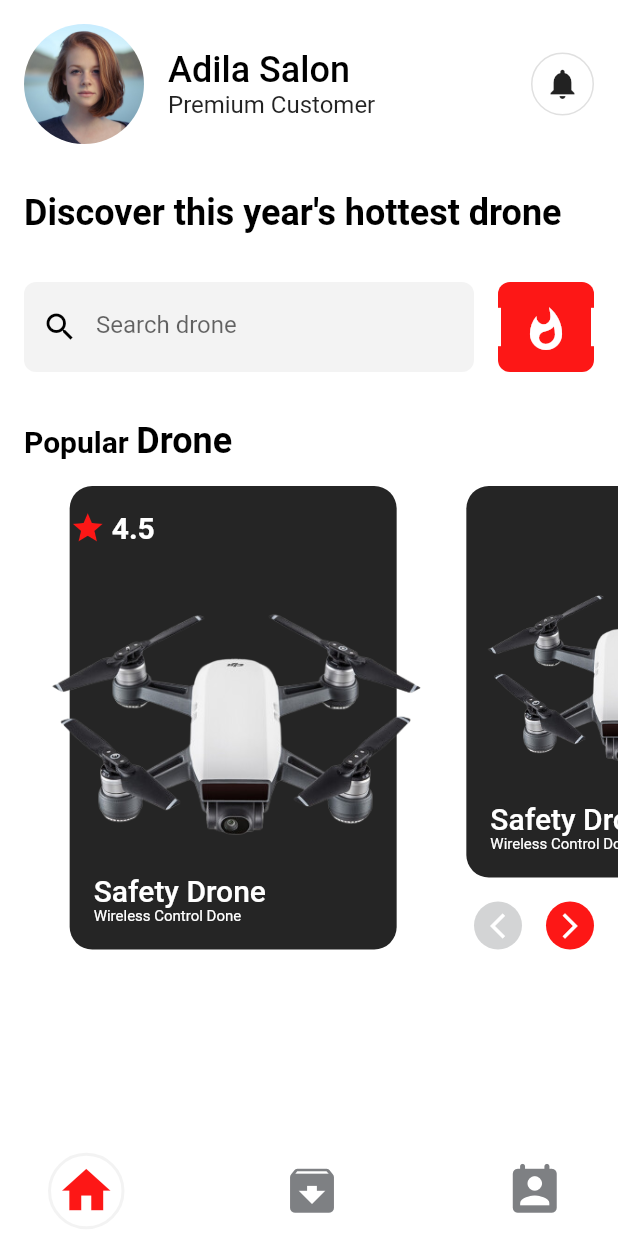
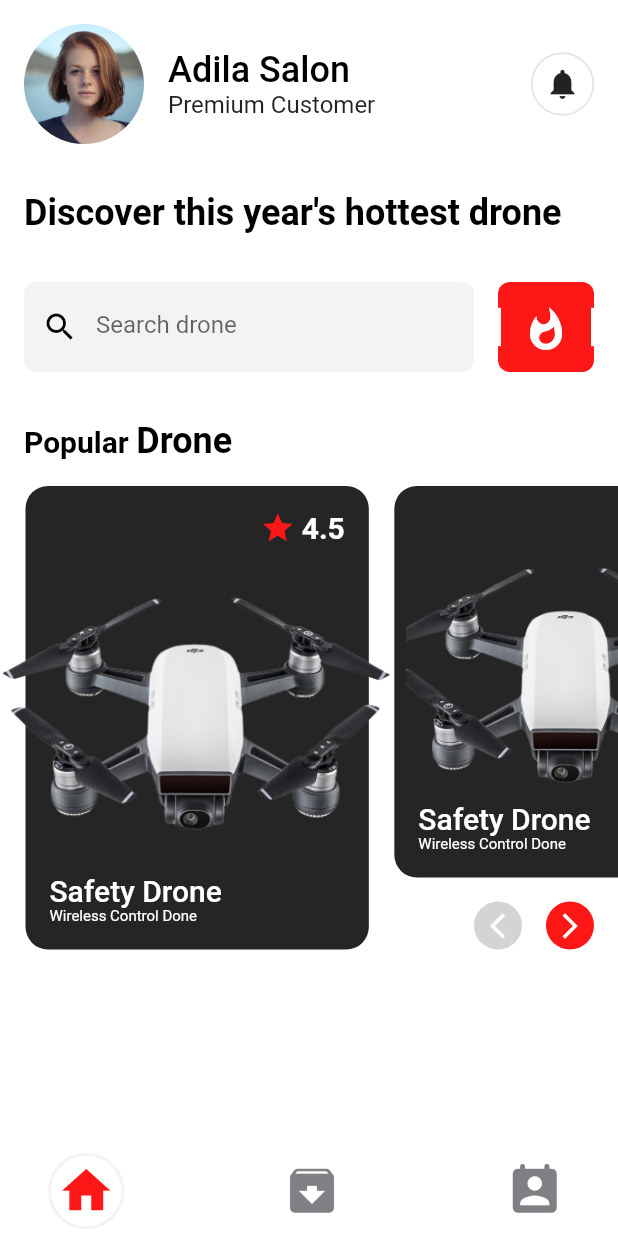
Before and after one commit to HerculesGit/drone_app_challenge, a Flutter app: the screen it shows after launch, after a tap on "Getting Started", on a phone screen of 412 x 824 dp. Run offline on Flutter 3.47's test engine with Material 2 defaults, Android fonts, the phone set to English and light mode, and no system bars; our stand-ins replace get.

Commit message:
create widgets to home_screen and animate the popular drones

```diff
--- a/lib/main.dart
+++ b/lib/main.dart
@@ -1,7 +1,6 @@
-import 'package:drone_app_challenge/screens/drone_details/drone_details_screen.dart';
 import 'package:drone_app_challenge/screens/drone_feature/drone_feature_screen.dart';
-import 'package:drone_app_challenge/screens/home/home_screen.dart';
 import 'package:flutter/material.dart';
+import 'package:get/get.dart';
 
 void main() {
   runApp(const MyApp());
@@ -12,7 +11,7 @@ class MyApp extends StatelessWidget {
 
   @override
   Widget build(BuildContext context) {
-    return MaterialApp(
+    return GetMaterialApp(
       debugShowCheckedModeBanner: false,
       title: 'Flutter Demo',
       theme: ThemeData(
--- a/lib/screens/drone_feature/drone_feature_screen.dart
+++ b/lib/screens/drone_feature/drone_feature_screen.dart
@@ -57,7 +57,7 @@ class DroneFeatureScreen extends StatelessWidget {
           PrimaryButton(
               text: 'Getting Started',
               onPressed: () {
-                NavRouter.toOffAll(context, page: const HomeScreen());
+                NavRouter.toOffAll(context, page: HomeScreen());
               }),
           const SizedBox(height: kDefaultMargin),
         ],
--- a/lib/screens/home/home_screen.dart
+++ b/lib/screens/home/home_screen.dart
@@ -1,14 +1,57 @@
 import 'package:drone_app_challenge/core/paths.dart';
-import 'package:drone_app_challenge/core/router/nav_router.dart';
 import 'package:drone_app_challenge/core/styles.dart';
 import 'package:drone_app_challenge/screens/base_scroll_screen.dart';
-import 'package:drone_app_challenge/screens/drone_details/drone_details_screen.dart';
+import 'package:drone_app_challenge/screens/home/widgets/popular_drone_widget.dart';
+import 'package:drone_app_challenge/screens/home/widgets/search_field_widget.dart';
 import 'package:flutter/material.dart';
+import 'package:flutter/rendering.dart';
+import 'package:get/get.dart';
 
 import '../../core/models/drone.model.dart';
+import 'widgets/arrows_widget.dart';
+
+class HomeController extends GetxController {
+  final scrollController = ScrollController();
+
+  /// width of the drone at ListView.builder position
+  double pieceWidth = 100.0;
+  var currentIndex = 0.obs;
+
+  void setCurrentIndex(int index) {
+    currentIndex.value = index;
+  }
+
+  void setPieceWidth(double containerWidth) {
+    pieceWidth = containerWidth;
+  }
+
+  @override
+  void onInit() {
+    scrollController.addListener(() {
+      final metrics = scrollController.offset;
+      final result = metrics ~/ pieceWidth;
+
+      final scrollingToRight = scrollController.position.userScrollDirection ==
+          ScrollDirection.reverse;
+
+      if (scrollingToRight && result > currentIndex.value ||
+          !scrollingToRight && result < currentIndex.value) {
+        setCurrentIndex(result);
+      }
+    });
+    super.onInit();
+  }
+
+  @override
+  void dispose() {
+    scrollController.dispose();
+    super.dispose();
+  }
+}
 
 class HomeScreen extends StatelessWidget {
-  const HomeScreen({Key? key}) : super(key: key);
+  HomeScreen({Key? key}) : super(key: key);
+  final HomeController controller = Get.put(HomeController());
 
   @override
   Widget build(BuildContext context) {
@@ -36,9 +79,9 @@ class HomeScreen extends StatelessWidget {
               style: kTitleTextStyle),
         ),
         const SizedBox(height: kLargeMargin),
-        Padding(
-          padding: const EdgeInsets.symmetric(horizontal: kDefaultMargin),
-          child: _buildSearchField(),
+        const Padding(
+          padding: EdgeInsets.symmetric(horizontal: kDefaultMargin),
+          child: SearchFieldWidget(),
         ),
         const SizedBox(height: kLargeMargin),
         Padding(
@@ -72,21 +115,37 @@ class HomeScreen extends StatelessWidget {
       ),
       child: LayoutBuilder(
         builder: (context, constraints) {
+          // int index = -1;
           return Stack(
             fit: StackFit.expand,
             children: [
               ListView.builder(
+                controller: controller.scrollController,
                 itemCount: droneModelsMock.length,
                 scrollDirection: Axis.horizontal,
                 shrinkWrap: true,
                 itemBuilder: (_, index) =>
                     _buildDrone(context, droneModelsMock[index], index),
               ),
-              Positioned(
+
+              // SingleChildScrollView(
+              //   controller: controller.scrollController,
+              //   // itemCount: droneModelsMock.length,
+              //   scrollDirection: Axis.horizontal,
+              //   // shrinkWrap: true,
+              //   // itemBuilder: (_, index) =>
+              //   //     _buildDrone(context, droneModelsMock[index], index),
+              //   child: Row(
+              //     children: droneModelsMock.map((e) {
+              //       index++;
+              //       return _buildDrone(context, droneModelsMock[index], index);
+              //     }).toList(),
+              //   ),
+              // ),
+              const Positioned(
                 bottom: 0,
                 right: kDefaultMargin,
-                child: _buildLeftRightArrow(context,
-                    turnOnLeftArrow: false, turnOnRightArrow: true),
+                child: ArrowsWidget(turnOnRight: true),
               ),
             ],
           );
@@ -96,99 +155,18 @@ class HomeScreen extends StatelessWidget {
   }
 
   Widget _buildDrone(BuildContext context, DroneModel drone, int index) {
-    final isFirstDrone = index == 0;
-    final containerWidth = MediaQuery.of(context).size.width / 1.8;
-    double marginLeft = isFirstDrone ? kDefaultMargin : 0;
+    return Obx(() {
+      final isFirstDroneAtList = controller.currentIndex.value == index;
+      final popularDroneWidth = MediaQuery.of(context).size.width / 1.8;
 
-    return Container(
-      width: isFirstDrone ? null : containerWidth,
-      margin: EdgeInsets.only(
-        left: marginLeft,
-      ),
-      padding: EdgeInsets.only(
-        bottom: isFirstDrone ? 0 : kDefaultMargin * 3,
-        right: kDefaultMargin,
-      ),
-      child: GestureDetector(
-        onTap: () {
-          NavRouter.to(context, page: DroneDetailsScreen(droneModel: drone));
-        },
-        child: Stack(
-          // fit: StackFit.passthrough,
-          alignment: Alignment.center,
-          children: [
-            Container(
-              decoration: BoxDecoration(
-                  color: kBlackColor,
-                  borderRadius: BorderRadius.circular(15.0)),
-              child: Column(
-                crossAxisAlignment: CrossAxisAlignment.start,
-                children: [
-                  Padding(
-                    padding: const EdgeInsets.only(top: kDefaultMargin),
-                    child: Row(
-                      crossAxisAlignment: CrossAxisAlignment.center,
-                      mainAxisAlignment: MainAxisAlignment.end,
-                      children: [
-                        const SizedBox(height: kDefaultMargin),
-                        const Icon(Icons.star, color: kAccentColor),
-                        const SizedBox(width: 4.0),
-                        Text(
-                          '4.5',
-                          style: kSubTitleTextStyle.copyWith(
-                            color: Colors.white,
-                          ),
-                        ),
-                        const SizedBox(width: kDefaultMargin),
-                      ],
-                    ),
-                  ),
-                  Expanded(
-                    flex: 1,
-                    child: Opacity(
-                      opacity: isFirstDrone ? 0 : 1,
-                      child: Image.asset(drone.imageUrl,
-                          fit: BoxFit.cover,
-                          width: isFirstDrone
-                              ? null
-                              : MediaQuery.of(context).size.width),
-                    ),
-                  ),
-                  Container(
-                    alignment: Alignment.centerLeft,
-                    padding:
-                        const EdgeInsets.symmetric(horizontal: kDefaultMargin),
-                    child: Text(drone.name,
-                        style: kSubTitleTextStyle.copyWith(
-                          color: Colors.white,
-                          fontWeight: FontWeight.w500,
-                        )),
-                  ),
-                  Container(
-                    alignment: Alignment.centerLeft,
-                    padding:
-                        const EdgeInsets.symmetric(horizontal: kDefaultMargin),
-                    child: Text(
-                      drone.desc,
-                      style: kSmallTextStyle.copyWith(
-                        color: Colors.white,
-                      ),
-                    ),
-                  ),
-                  const SizedBox(height: kDefaultMargin),
-                ],
-              ),
-            ),
-            if (isFirstDrone)
-              Image.asset(
-                drone.imageUrl,
-                width: containerWidth + 50,
-                // height: MediaQuery.of(context).size.width * 0.8,
-              ),
-          ],
-        ),
-      ),
-    );
+      controller.setPieceWidth(popularDroneWidth);
+
+      return PopularDroneWidget(
+        drone: drone,
+        isFirstDroneAtList: isFirstDroneAtList,
+        width: popularDroneWidth,
+      );
+    });
   }
 
   Widget _buildHeader() {
@@ -239,107 +217,4 @@ class HomeScreen extends StatelessWidget {
       child: const Icon(Icons.notifications),
     );
   }
-
-  Widget _buildSearchField() {
-    return Container(
-      height: 60.0,
-      child: Row(
-        children: [
-          Expanded(
-            child: Container(
-              padding: const EdgeInsets.symmetric(vertical: 6.0),
-              decoration: BoxDecoration(
-                color: kBackgroundButtonColor,
-                borderRadius: BorderRadius.circular(8.0),
-              ),
-              child: const TextField(
-                decoration: InputDecoration(
-                  prefixIcon: Icon(Icons.search, color: Colors.black),
-                  hintText: "Search drone",
-                  enabled: true,
-                  contentPadding: EdgeInsets.symmetric(
-                    horizontal: kDefaultMargin,
-                    vertical: kDefaultMargin,
-                  ),
-                  border: InputBorder.none,
-                ),
-              ),
-            ),
-          ),
-          const SizedBox(width: kDefaultMargin),
-          _buildSendIcon(),
-        ],
-      ),
-    );
-  }
-
-  Widget _buildSendIcon() {
-    const iconSize = 32.0;
-    return Stack(
-      alignment: Alignment.center,
-      children: [
-        Container(
-          padding: const EdgeInsets.all(kDefaultMargin),
-          decoration: BoxDecoration(
-              color: kAccentColor,
-              borderRadius: BorderRadius.circular(
-                8.0,
-              )),
-          child:
-              const Icon(Icons.whatshot, color: Colors.white, size: iconSize),
-        ),
-        Positioned(
-          right: 0.0,
-          child: _buildRod(iconSize * 0.8),
-        ),
-        Positioned(
-          left: 0.0,
-          child: _buildRod(iconSize * 0.8),
-        )
-      ],
-    );
-  }
-
-  Widget _buildRod(double height) => Container(
-        color: Colors.white,
-        height: height,
-        width: 2.0,
-      );
-
-  Widget _buildLeftRightArrow(
-    BuildContext context, {
-    required bool turnOnLeftArrow,
-    required bool turnOnRightArrow,
-  }) {
-    const disabledColor = Color(0xFFD3D4D5);
-    return Row(
-      children: [
-        Container(
-          padding: const EdgeInsets.all(6.0),
-          decoration: BoxDecoration(
-            color: turnOnLeftArrow ? kAccentColor : disabledColor,
-            shape: BoxShape.circle,
-          ),
-          child: const Icon(
-            Icons.arrow_back_ios_outlined,
-            color: Colors.white,
-            size: 20.0,
-          ),
-        ),
-        const SizedBox(width: kDefaultMargin),
-        Container(
-          padding: const EdgeInsets.all(6.0),
-          decoration: BoxDecoration(
-            color: turnOnRightArrow ? kAccentColor : disabledColor,
-            shape: BoxShape.circle,
-          ),
-          child: const Icon(
-            Icons.arrow_forward_ios_outlined,
-            color: Colors.white,
-            size: 20.0,
-          ),
-        ),
-      ],
-    );
-  }
 }
--- /dev/null
+++ b/lib/screens/home/widgets/arrows_widget.dart
@@ -0,0 +1,39 @@
+import 'package:flutter/material.dart';
+
+import '../../../core/styles.dart';
+
+class ArrowsWidget extends StatelessWidget {
+  final bool turnOnRight;
+
+  const ArrowsWidget({Key? key, required this.turnOnRight}) : super(key: key);
+
+  @override
+  Widget build(BuildContext context) {
+    return Row(
+      children: [
+        _buildArrow(isRight: false, turnOn: !turnOnRight),
+        const SizedBox(width: kDefaultMargin),
+        _buildArrow(isRight: true, turnOn: turnOnRight),
+      ],
+    );
+  }
+
+  Widget _buildArrow({required final bool isRight, required final turnOn}) {
+    const disabledColor = Color(0xFFD3D4D5);
+
+    return Container(
+      padding: const EdgeInsets.all(6.0),
+      decoration: BoxDecoration(
+        color: turnOn ? kAccentColor : disabledColor,
+        shape: BoxShape.circle,
+      ),
+      child: Icon(
+        isRight
+            ? Icons.arrow_forward_ios_outlined
+            : Icons.arrow_back_ios_outlined,
+        color: Colors.white,
+        size: 20.0,
+      ),
+    );
+  }
+}
--- /dev/null
+++ b/lib/screens/home/widgets/popular_drone_widget.dart
@@ -0,0 +1,133 @@
+import 'package:drone_app_challenge/core/models/drone.model.dart';
+import 'package:flutter/material.dart';
+
+import '../../../core/router/nav_router.dart';
+import '../../../core/styles.dart';
+import '../../drone_details/drone_details_screen.dart';
+
+class PopularDroneWidget extends StatelessWidget {
+  final DroneModel drone;
+  final bool isFirstDroneAtList;
+  final double width;
+
+  const PopularDroneWidget(
+      {Key? key,
+      required this.drone,
+      required this.isFirstDroneAtList,
+      required this.width})
+      : super(key: key);
+
+  @override
+  Widget build(BuildContext context) {
+    return Stack(
+      alignment: Alignment.center,
+      children: [
+        AnimatedContainer(
+          // decoration: BoxDecoration(
+          //   color: Colors.green.withOpacity(0.2),
+          // ),
+          duration: const Duration(milliseconds: 100),
+          curve: Curves.fastOutSlowIn,
+          width: width,
+          margin: EdgeInsets.only(
+            right: isFirstDroneAtList ? 0 : kDefaultMargin,
+          ),
+          padding: EdgeInsets.only(
+            bottom: isFirstDroneAtList ? 0 : kDefaultMargin * 3,
+            //right: kDefaultMargin,
+          ),
+          child: GestureDetector(
+            onTap: () {
+              NavRouter.to(context,
+                  page: DroneDetailsScreen(droneModel: drone));
+            },
+            child: Stack(
+              alignment: Alignment.center,
+              children: [
+                Container(
+                  decoration: BoxDecoration(
+                      color: kBlackColor,
+                      borderRadius: BorderRadius.circular(15.0)),
+                  child: Column(
+                    crossAxisAlignment: CrossAxisAlignment.start,
+                    children: [
+                      Padding(
+                        padding: const EdgeInsets.only(top: kDefaultMargin),
+                        child: Row(
+                          crossAxisAlignment: CrossAxisAlignment.center,
+                          mainAxisAlignment: MainAxisAlignment.end,
+                          children: [
+                            const SizedBox(height: kDefaultMargin),
+                            const Icon(Icons.star, color: kAccentColor),
+                            const SizedBox(width: 4.0),
+                            Text(
+                              '4.5',
+                              style: kSubTitleTextStyle.copyWith(
+                                color: Colors.white,
+                              ),
+                            ),
+                            const SizedBox(width: kDefaultMargin),
+                          ],
+                        ),
+                      ),
+                      Expanded(
+                        flex: 1,
+                        child: Opacity(
+                          opacity: isFirstDroneAtList ? 0 : 1,
+                          child: Padding(
+                            padding: const EdgeInsets.all(kSmallMargin),
+                            child: Image.asset(drone.imageUrl,
+                                fit: BoxFit.cover,
+                                width: isFirstDroneAtList
+                                    ? null
+                                    : MediaQuery.of(context).size.width),
+                          ),
+                        ),
+                      ),
+                      Container(
+                        alignment: Alignment.centerLeft,
+                        padding: const EdgeInsets.symmetric(
+                            horizontal: kDefaultMargin),
+                        child: Text(drone.name,
+                            style: kSubTitleTextStyle.copyWith(
+                              color: Colors.white,
+                              fontWeight: FontWeight.w500,
+                            )),
+                      ),
+                      Container(
+                        alignment: Alignment.centerLeft,
+                        padding: const EdgeInsets.symmetric(
+                            horizontal: kDefaultMargin),
+                        child: Text(
+                          drone.desc,
+                          style: kSmallTextStyle.copyWith(
+                            color: Colors.white,
+                          ),
+                        ),
+                      ),
+                      const SizedBox(height: kDefaultMargin),
+                    ],
+                  ),
+                ),
+              ],
+            ),
+          ),
+        ),
+        if (isFirstDroneAtList)
+          Positioned(
+            child: Container(
+              padding: const EdgeInsets.only(
+                  right: 2,
+                  // a security margin
+                  bottom: kSmallMargin),
+              //color: Colors.red.withOpacity(0.2),
+              child: Image.asset(
+                drone.imageUrl,
+                width: width + (kDefaultMargin * 2),
+              ),
+            ),
+          ),
+      ],
+    );
+  }
+}
--- /dev/null
+++ b/lib/screens/home/widgets/search_field_widget.dart
@@ -0,0 +1,74 @@
+import 'package:flutter/material.dart';
+
+import '../../../core/styles.dart';
+
+class SearchFieldWidget extends StatelessWidget {
+  const SearchFieldWidget({Key? key}) : super(key: key);
+
+  @override
+  Widget build(BuildContext context) {
+    return SizedBox(
+      height: 60.0,
+      child: Row(
+        children: [
+          Expanded(
+            child: Container(
+              padding: const EdgeInsets.symmetric(vertical: 6.0),
+              decoration: BoxDecoration(
+                color: kBackgroundButtonColor,
+                borderRadius: BorderRadius.circular(8.0),
+              ),
+              child: const TextField(
+                decoration: InputDecoration(
+                  prefixIcon: Icon(Icons.search, color: Colors.black),
+                  hintText: "Search drone",
+                  enabled: true,
+                  contentPadding: EdgeInsets.symmetric(
+                    horizontal: kDefaultMargin,
+                    vertical: kDefaultMargin,
+                  ),
+                  border: InputBorder.none,
+                ),
+              ),
+            ),
+          ),
+          const SizedBox(width: kDefaultMargin),
+          _buildSendIcon(),
+        ],
+      ),
+    );
+  }
+
+  Widget _buildSendIcon() {
+    const iconSize = 32.0;
+    return Stack(
+      alignment: Alignment.center,
+      children: [
+        Container(
+          padding: const EdgeInsets.all(kDefaultMargin),
+          decoration: BoxDecoration(
+              color: kAccentColor,
+              borderRadius: BorderRadius.circular(
+                8.0,
+              )),
+          child:
+              const Icon(Icons.whatshot, color: Colors.white, size: iconSize),
+        ),
+        Positioned(
+          right: 0.0,
+          child: _buildRod(iconSize * 0.8),
+        ),
+        Positioned(
+          left: 0.0,
+          child: _buildRod(iconSize * 0.8),
+        )
+      ],
+    );
+  }
+
+  Widget _buildRod(double height) => Container(
+        color: Colors.white,
+        height: height,
+        width: 2.0,
+      );
+}
--- a/pubspec.yaml
+++ b/pubspec.yaml
@@ -34,6 +34,7 @@ dependencies:
   # The following adds the Cupertino Icons font to your application.
   # Use with the CupertinoIcons class for iOS style icons.
   cupertino_icons: ^1.0.2
+  get: ^4.6.1
 
 dev_dependencies:
   flutter_test:
```
Also changed, not shown: assets/images/drone_wbg_1.png, pubspec.lock.
